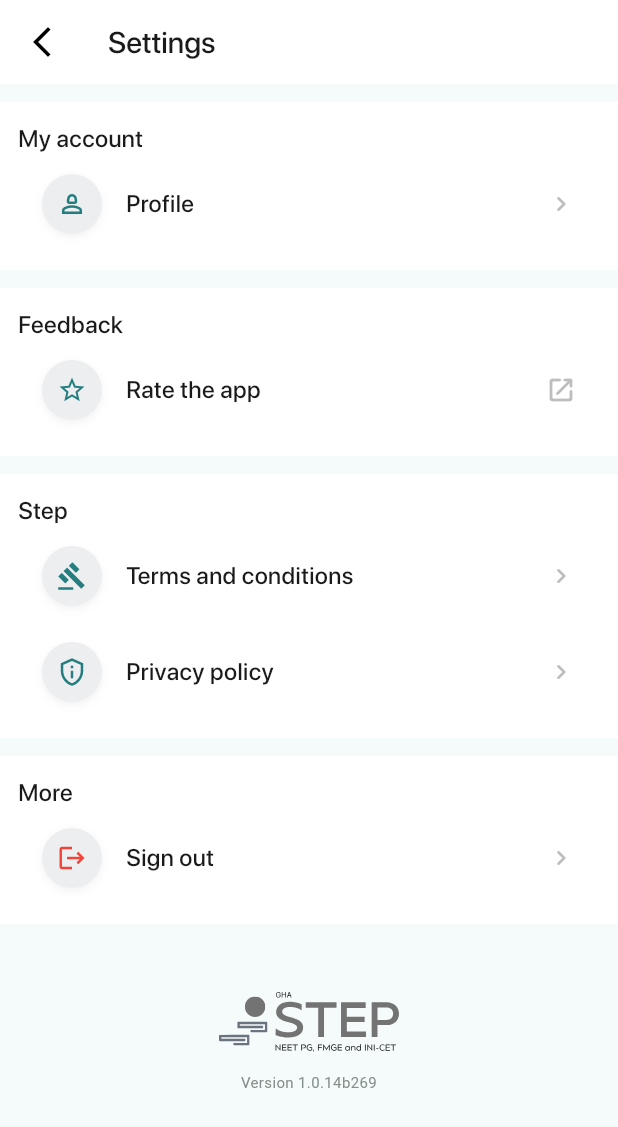
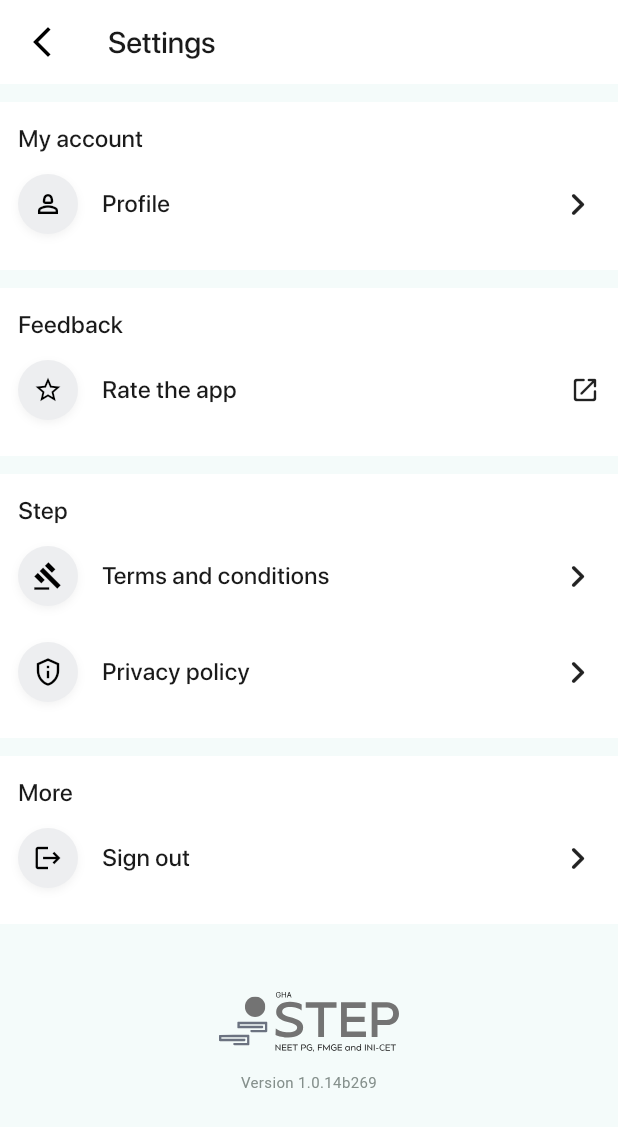
Before and after one commit to mYashavanth/step_mobile, a Flutter app: the Settings screen opened by its route, on a phone screen of 412 x 824 dp. Shown: the top 1127 px of the screen. Run offline on Flutter 3.47's test engine with Material 3 defaults, Android fonts, the phone set to English and light mode, and no system bars; our stand-ins replace calendar_date_picker2, chewie, firebase_analytics, firebase_core, flutter_localization, flutter_otp_text_field and 6 more; missing offline and left inert: flutter_microsoft_clarity; accounts and stored records are empty; Roboto replaces fonts that are missing (Figtree); project files that could hold a hidden picture were left out.

Commit message:
updated settings screen tile click ui

```diff
--- a/lib/views/course_screen.dart
+++ b/lib/views/course_screen.dart
@@ -456,7 +456,7 @@ Widget buildFacultyCard(courseStepDetails, String authToken) {
               ),
               Text(
                 courseStepDetails.isNotEmpty
-                    ? '${courseStepDetails['years_of_experience']} years exp'
+                    ? '${courseStepDetails['years_of_experience']}'
                     : "15 years exp",
                 style: const TextStyle(
                   color: Color(0xFF737373),
--- a/lib/views/settings.dart
+++ b/lib/views/settings.dart
@@ -151,7 +151,7 @@ class _SettingsState extends State<Settings> {
                     icon: Icons.logout,
                     title: "Sign out",
                     route: "log_out",
-                    iconColor: Colors.red, // Optional custom color for sign out
+                    iconColor: Colors.black,
                   )
                   // buildSettingsRow(
                   //     const Icon(Icons.delete), "Delete account", ""),
@@ -190,7 +190,7 @@ class _SettingsState extends State<Settings> {
     required IconData icon,
     required String title,
     required String route,
-    Color iconColor = const Color(0xFF247E80),
+    Color iconColor = Colors.black,
     double iconSize = 20,
   }) {
     return Material(
@@ -201,7 +201,7 @@ class _SettingsState extends State<Settings> {
         splashColor: Colors.grey.withOpacity(0.1),
         highlightColor: Colors.grey.withOpacity(0.05),
         child: Container(
-          padding: const EdgeInsets.symmetric(horizontal: 16, vertical: 12),
+          padding: const EdgeInsets.symmetric(horizontal: 0, vertical: 12),
           child: Row(
             children: [
               // Icon Container
@@ -245,8 +245,7 @@ class _SettingsState extends State<Settings> {
                 route.startsWith('http')
                     ? Icons.open_in_new_rounded
                     : Icons.chevron_right_rounded,
-                size: 20,
-                color: Colors.grey[400],
+                size: route.startsWith('http') ? 20 : 30,
               ),
             ],
           ),
```
